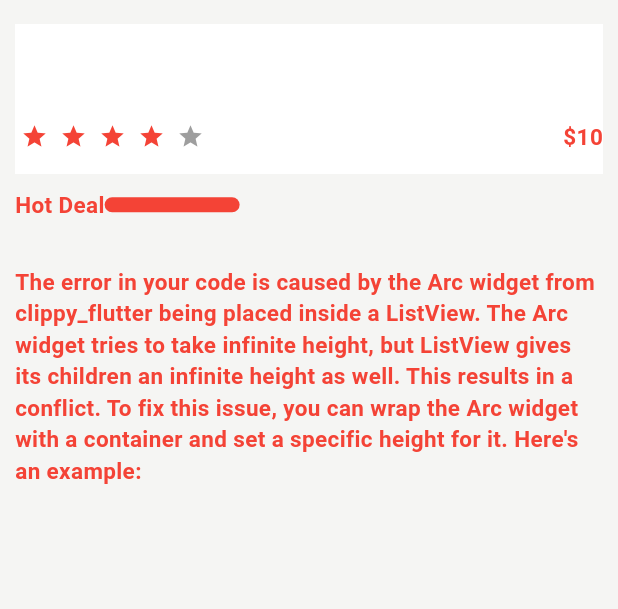
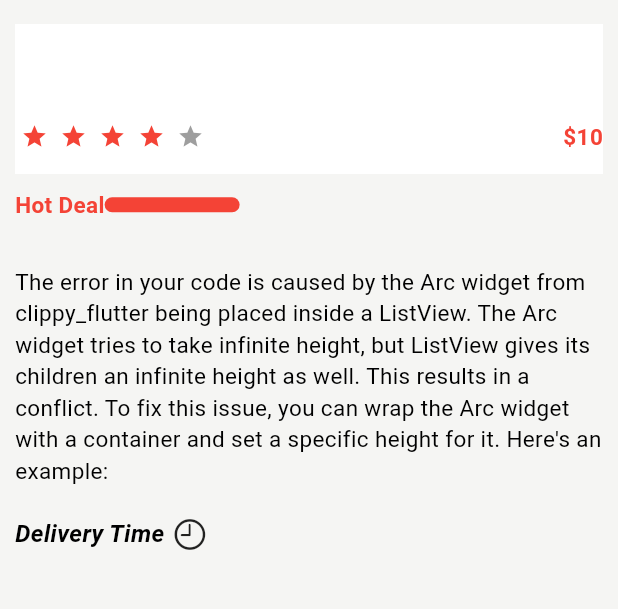
Before and after one commit to Katchietsnouva/family_health_app, a Flutter app: the ItemsPage screen opened by its route, on a phone screen of 412 x 824 dp, the part 594-1203 px from its top. Run offline on Flutter 3.47's test engine with Material 3 defaults, Android fonts, the phone set to English and light mode, and no system bars; drawn by our look-alikes of flutter_rating_bar; missing offline and left inert: clippy_flutter.

Commit message:
commit major 0.78

```diff
--- a/lib/Pages/ItemsPage.dart
+++ b/lib/Pages/ItemsPage.dart
@@ -1,4 +1,5 @@
 import 'package:family_health_app/Widgets/AppBarWidget.dart';
+import 'package:flutter/cupertino.dart';
 import 'package:flutter/material.dart';
 
 import 'package:clippy_flutter/clippy_flutter.dart';
@@ -95,11 +96,38 @@ class ItemsPage extends StatelessWidget {
               Text("The error in your code is caused by the Arc widget from clippy_flutter being placed inside a ListView. The Arc widget tries to take infinite height, but ListView gives its children an infinite height as well. This results in a conflict. To fix this issue, you can wrap the Arc widget with a container and set a specific height for it. Here's an example:",
                 style: TextStyle(
                   fontSize: 15,
-                  color: Colors.red,
-                  fontWeight: FontWeight.bold,
+                  color: Colors.black,
+                  fontWeight: FontWeight.normal,
                 ),
               ),
             ),
+            Padding(
+              padding: EdgeInsets.symmetric(
+                vertical: 10,
+              ),
+              child: Row(
+                children: [
+                  Text("Delivery Time",
+                  style: TextStyle(
+                    fontSize: 16,
+                    color: Colors.black,
+                    fontWeight: FontWeight.bold,
+                    fontStyle: FontStyle.italic,
+                  ),
+                  textAlign: TextAlign.justify,
+              ),
+              Padding(
+                padding: EdgeInsets.symmetric(
+                  horizontal: 5
+                ),
+                child: Icon(
+                  CupertinoIcons.clock,
+                ),
+              )
+            ],
+            )
+
+          ),
         ]),
       ),
     );
```
